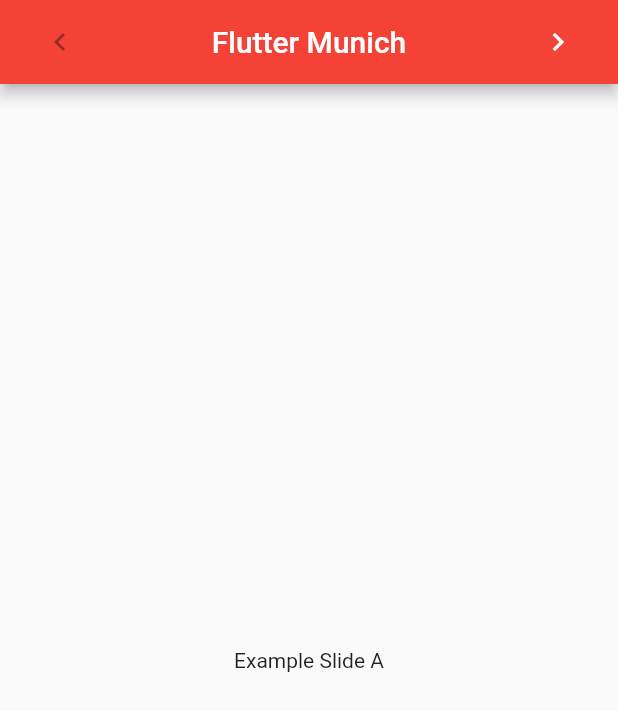
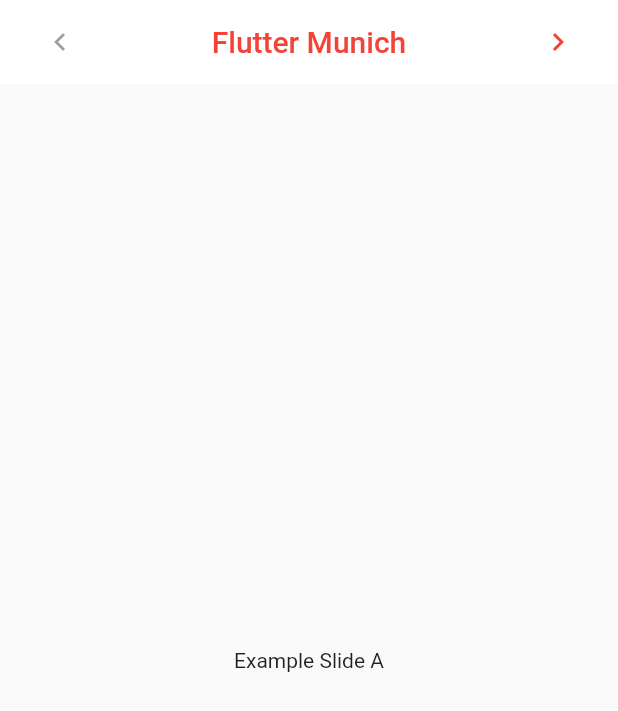
Before and after one commit to vargavince91/flutter-platform-integration, a Flutter app: the screen it shows after launch, on a phone screen of 412 x 824 dp. Shown: the top 711 px of the screen. Run offline on Flutter 3.47's test engine with Material 2 defaults, Android fonts, the phone set to English and light mode, and no system bars.

Commit message:
Make appbar white and use red color for texts and buttons in it

```diff
--- a/lib/main.dart
+++ b/lib/main.dart
@@ -6,9 +6,9 @@ import 'package:meetup_flutter_platform_integration/example_slide_C.dart';
 void main() => runApp(MyApp());
 
 const placeholder = 'Flutter Munich';
+const color = Colors.red;
 
 class MyApp extends StatelessWidget {
-  // This widget is the root of your application.
   @override
   Widget build(BuildContext context) {
     return MaterialApp(
@@ -67,14 +67,26 @@ class _MyHomePageState extends State<MyHomePage> {
   Widget build(BuildContext context) {
     return Scaffold(
       appBar: AppBar(
+        backgroundColor: Colors.white,
+        elevation: 0,
         title: Row(
-          mainAxisAlignment: MainAxisAlignment.spaceBetween,
-          children: <Widget>[
-            IconButton(icon: Icon(Icons.navigate_before), onPressed: prev),
-            Text(placeholder),
-            IconButton(icon: Icon(Icons.navigate_next), onPressed: next),
-          ]
-        ),
+            mainAxisAlignment: MainAxisAlignment.spaceBetween,
+            children: <Widget>[
+              IconButton(
+                icon: Icon(Icons.navigate_before),
+                onPressed: prev,
+                color: color,
+              ),
+              Text(
+                placeholder,
+                style: TextStyle(color: color),
+              ),
+              IconButton(
+                icon: Icon(Icons.navigate_next),
+                onPressed: next,
+                color: color,
+              ),
+            ]),
       ),
       body: slides[index],
     );
```
